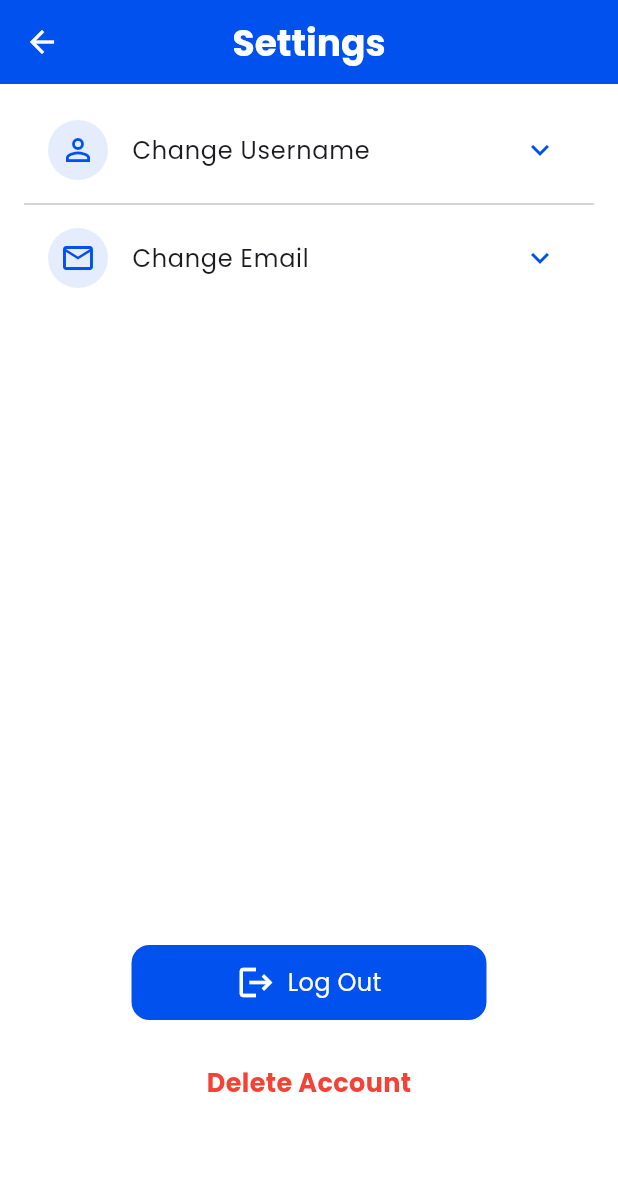
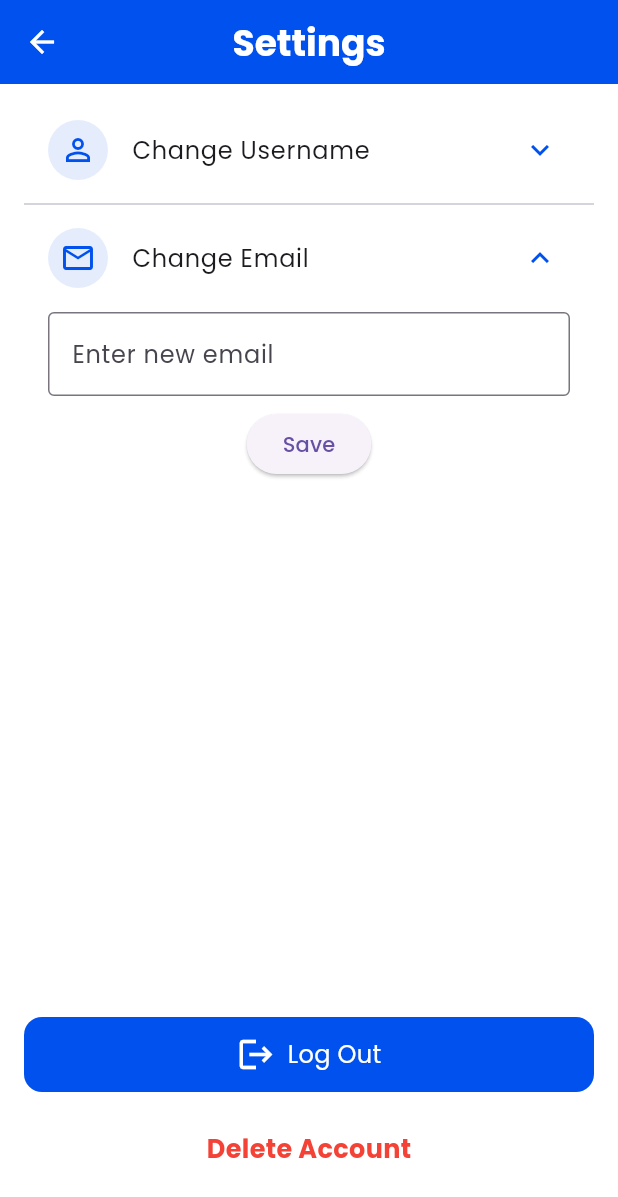
Before and after one commit to wathilaDewnaka/ridelanka-mobile-app-client, a Flutter app: the SettingsPage screen opened directly, after a tap on "Change Email", on a phone screen of 412 x 824 dp. Shown: the top 1197 px of the screen. Run offline on Flutter 3.47's test engine with Material 3 defaults, Android fonts, the phone set to English and light mode, and no system bars; our stand-ins replace firebase_core; accounts and stored records are empty.

Commit message:
Added save buttons and warning alerts to settings tab

```diff
--- a/lib/src/screens/rider/settings_tab.dart
+++ b/lib/src/screens/rider/settings_tab.dart
@@ -9,6 +9,7 @@ class SettingsPage extends StatefulWidget {
 
 class _SettingsPageState extends State<SettingsPage> {
   bool isUsernameExpanded = false;
+  bool showEmailField = false;
 
   @override
   Widget build(BuildContext context) {
@@ -69,21 +70,21 @@ class _SettingsPageState extends State<SettingsPage> {
                       ),
                     ),
                     const SizedBox(height: 8),
-                    // ElevatedButton(
-                    //   onPressed: () {
-                    //     ScaffoldMessenger.of(context).showSnackBar(
-                    //       SnackBar(
-                    //         content: const Text(
-                    //           'Please enter a valid username',
-                    //           style:
-                    //               TextStyle(color: Colors.black, fontSize: 16),
-                    //         ),
-                    //         backgroundColor: Colors.red,
-                    //       ),
-                    //     );
-                    //   },
-                    //   child: const Text('Save'),
-                    // ),
+                    ElevatedButton(
+                      onPressed: () {
+                        ScaffoldMessenger.of(context).showSnackBar(
+                          SnackBar(
+                            content: const Text(
+                              'Please enter a valid username',
+                              style:
+                                  TextStyle(color: Colors.black, fontSize: 16),
+                            ),
+                            backgroundColor: Colors.red,
+                          ),
+                        );
+                      },
+                      child: const Text('Save'),
+                    ),
                   ],
                 ),
               ),
@@ -94,16 +95,61 @@ class _SettingsPageState extends State<SettingsPage> {
                 child: Icon(Icons.email_outlined, color: iconColor),
               ),
               title: const Text('Change Email'),
-              trailing: const Icon(Icons.keyboard_arrow_down, color: iconColor),
-              onTap: () {},
+              trailing: Icon(
+                showEmailField
+                    ? Icons.keyboard_arrow_up
+                    : Icons.keyboard_arrow_down,
+                color: iconColor,
               ),
-            const SizedBox(height: 430),
-            Row(
-              mainAxisAlignment: MainAxisAlignment.center,
+              onTap: () {
+                setState(() {
+                  showEmailField = !showEmailField;
+                });
+              },
+            ),
+            if (showEmailField)
+              Padding(
+                padding:
+                    const EdgeInsets.symmetric(horizontal: 16.0, vertical: 8.0),
+                child: Column(
                   children: [
-                Container(
-                  padding:
-                      const EdgeInsets.symmetric(horizontal: 70, vertical: 12),
+                    const TextField(
+                      decoration: InputDecoration(
+                        labelText: 'Enter new email',
+                        border: OutlineInputBorder(),
+                      ),
+                    ),
+                    const SizedBox(height: 8),
+                    ElevatedButton(
+                      onPressed: () {
+                        ScaffoldMessenger.of(context).showSnackBar(
+                          const SnackBar(
+                            content: Text(
+                              'Please enter a valid email',
+                              style:
+                                  TextStyle(color: Colors.black, fontSize: 16),
+                            ),
+                            backgroundColor: Colors.red,
+                          ),
+                        );
+                      },
+                      child: const Text('Save'),
+                    ),
+                  ],
+                ),
+              ),
+            const SizedBox(height: 200),
+            Expanded(
+              child: Stack(
+                children: [
+                  Positioned(
+                    bottom: 80,
+                    left: 0,
+                    right: 0,
+                    child: Center(
+                      child: Container(
+                        padding: const EdgeInsets.symmetric(
+                            horizontal: 70, vertical: 12),
                         decoration: BoxDecoration(
                           color: iconColor,
                           borderRadius: BorderRadius.circular(12),
@@ -123,13 +169,14 @@ class _SettingsPageState extends State<SettingsPage> {
                           ],
                         ),
                       ),
-              ],
                     ),
-            const SizedBox(height: 30),
-            const Row(
-              mainAxisAlignment: MainAxisAlignment.center,
-              children: [
-                Text(
+                  ),
+                  Positioned(
+                    bottom: 30,
+                    left: 0,
+                    right: 0,
+                    child: const Center(
+                      child: Text(
                         'Delete Account',
                         style: TextStyle(
                           color: Colors.red,
@@ -137,8 +184,11 @@ class _SettingsPageState extends State<SettingsPage> {
                           fontWeight: FontWeight.bold,
                         ),
                       ),
+                    ),
+                  ),
                 ],
-            )
+              ),
+            ),
           ],
         ),
       ),
```
Lines whose indentation alone changed are shown as unchanged.
